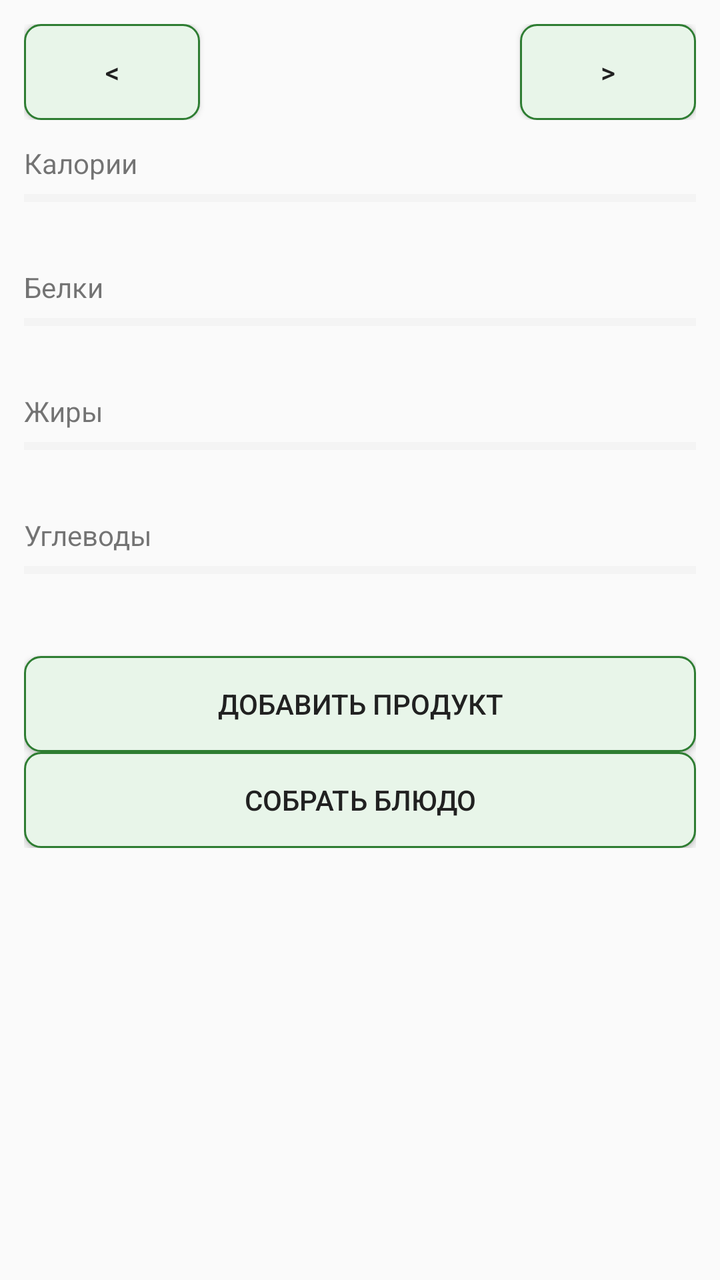
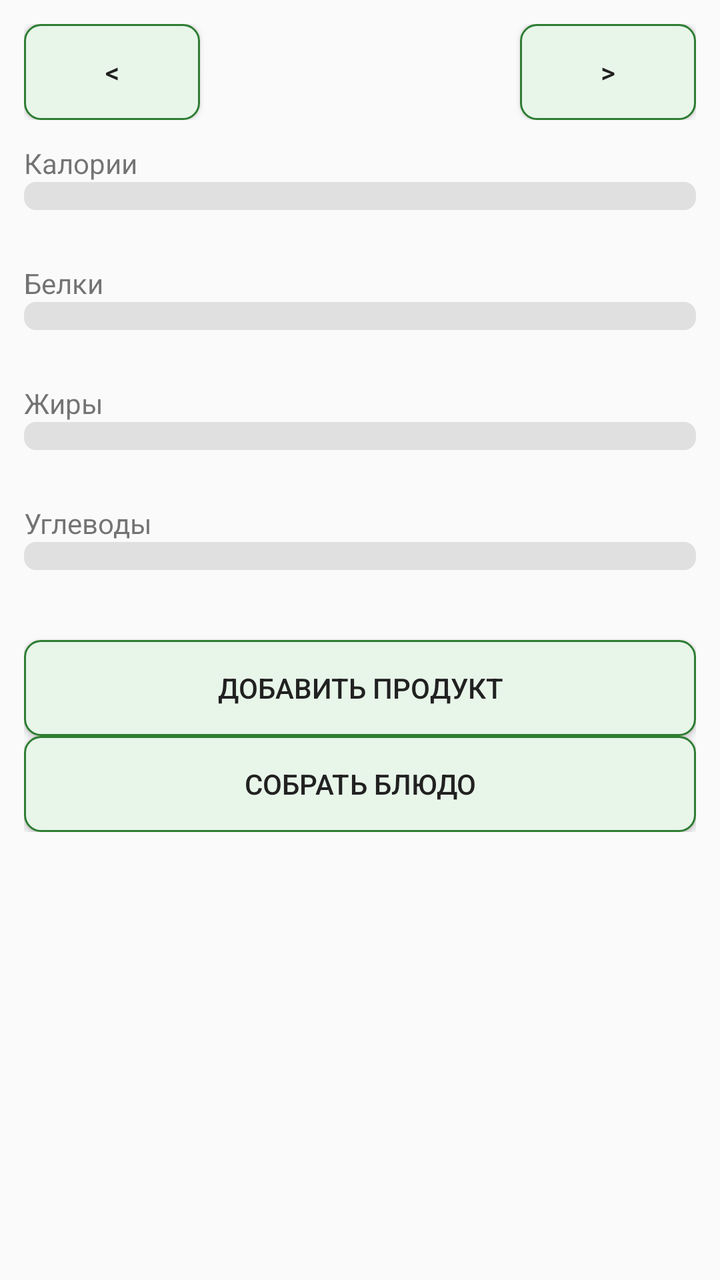

Screens rendered from an Android XML layout before and after an edit, with the pre-edit source and the edit as a unified diff.
<!-- AndroidManifest.xml: application theme AppTheme.Light -->
<!-- res/layout/fragment_day.xml -->
<?xml version="1.0" encoding="utf-8"?>
<ScrollView xmlns:android="http://schemas.android.com/apk/res/android"
    android:layout_width="match_parent"
    android:layout_height="match_parent">

    <LinearLayout
        android:layout_width="match_parent"
        android:layout_height="wrap_content"
        android:orientation="vertical"
        android:padding="12dp">

        <LinearLayout
            android:layout_width="match_parent"
            android:layout_height="wrap_content"
            android:orientation="horizontal"
            android:gravity="center_vertical">

            <Button style="@style/AppButton"
                android:id="@+id/prevWeek"
                android:layout_width="wrap_content"
                android:layout_height="wrap_content"
                android:text="@string/prev_week" />

            <TextView
                android:id="@+id/monthLabel"
                android:layout_width="0dp"
                android:layout_weight="1"
                android:layout_height="wrap_content"
                android:gravity="center"
                android:textSize="18sp"
                android:textStyle="bold" />

            <Button style="@style/AppButton"
                android:id="@+id/nextWeek"
                android:layout_width="wrap_content"
                android:layout_height="wrap_content"
                android:text="@string/next_week" />
        </LinearLayout>

        <LinearLayout
            android:id="@+id/dayStrip"
            android:layout_width="match_parent"
            android:layout_height="wrap_content"
            android:orientation="horizontal" />

        <TextView
            android:id="@+id/kcalLabel"
            android:layout_width="match_parent"
            android:layout_height="wrap_content"
            android:layout_marginTop="12dp"
            android:text="@string/kcal" />

        <ProgressBar
            android:id="@+id/kcalBar" android:progressTint="?attr/progressKcal" android:progressBackgroundTint="?attr/progressTrack"
            style="?android:attr/progressBarStyleHorizontal"
            android:layout_width="match_parent"
            android:layout_height="wrap_content"
            android:max="100" />

        <TextView
            android:id="@+id/kcalValue"
            android:layout_width="match_parent"
            android:layout_height="wrap_content"
            android:gravity="end" />

        <TextView
            android:id="@+id/proteinLabel"
            android:layout_width="match_parent"
            android:layout_height="wrap_content"
            android:layout_marginTop="8dp"
            android:text="@string/protein" />

        <ProgressBar
            android:id="@+id/proteinBar" android:progressTint="?attr/progressProtein" android:progressBackgroundTint="?attr/progressTrack"
            style="?android:attr/progressBarStyleHorizontal"
            android:layout_width="match_parent"
            android:layout_height="wrap_content"
            android:max="100" />

        <TextView
            android:id="@+id/proteinValue"
            android:layout_width="match_parent"
            android:layout_height="wrap_content"
            android:gravity="end" />

        <TextView
            android:id="@+id/fatLabel"
            android:layout_width="match_parent"
            android:layout_height="wrap_content"
            android:layout_marginTop="8dp"
            android:text="@string/fat" />

        <ProgressBar
            android:id="@+id/fatBar" android:progressTint="?attr/progressFat" android:progressBackgroundTint="?attr/progressTrack"
            style="?android:attr/progressBarStyleHorizontal"
            android:layout_width="match_parent"
            android:layout_height="wrap_content"
            android:max="100" />

        <TextView
            android:id="@+id/fatValue"
            android:layout_width="match_parent"
            android:layout_height="wrap_content"
            android:gravity="end" />

        <TextView
            android:id="@+id/carbsLabel"
            android:layout_width="match_parent"
            android:layout_height="wrap_content"
            android:layout_marginTop="8dp"
            android:text="@string/carbs" />

        <ProgressBar
            android:id="@+id/carbsBar" android:progressTint="?attr/progressCarbs" android:progressBackgroundTint="?attr/progressTrack"
            style="?android:attr/progressBarStyleHorizontal"
            android:layout_width="match_parent"
            android:layout_height="wrap_content"
            android:max="100" />

        <TextView
            android:id="@+id/carbsValue"
            android:layout_width="match_parent"
            android:layout_height="wrap_content"
            android:gravity="end" />

        <Button style="@style/AppButton"
            android:id="@+id/addEntryButton"
            android:layout_width="match_parent"
            android:layout_height="wrap_content"
            android:layout_marginTop="16dp"
            android:text="@string/add_product" />

        <Button style="@style/AppButton"
            android:id="@+id/addDishButton"
            android:layout_width="match_parent"
            android:layout_height="wrap_content"
            android:text="@string/build_dish" />

        <LinearLayout
            android:id="@+id/entryList"
            android:layout_width="match_parent"
            android:layout_height="wrap_content"
            android:orientation="vertical" />

    </LinearLayout>

</ScrollView>
<!-- resources referenced by this layout -->
<resources>
  <string name="add_product">Добавить продукт</string>
  <string name="build_dish">Собрать блюдо</string>
  <string name="carbs">Углеводы</string>
  <string name="fat">Жиры</string>
  <string name="kcal">Калории</string>
  <string name="next_week">&gt;</string>
  <string name="prev_week">&lt;</string>
  <string name="protein">Белки</string>
  <style name="AppButton" parent="@android:style/Widget.Material.Button">
          <item name="android:background">?attr/buttonBg</item>
          <item name="android:textColor">?android:attr/textColorPrimary</item>
          <item name="android:minHeight">48dp</item>
          <item name="android:textSize">14sp</item>
          <item name="android:paddingStart">12dp</item>
          <item name="android:paddingEnd">12dp</item>
      </style>
  <style name="AppTheme.Light" parent="@android:style/Theme.Material.Light">
          <item name="android:windowBackground">@color/light_bg</item>
          <item name="android:textColorPrimary">@color/light_text</item>
          <item name="android:textColorSecondary">@color/light_secondary</item>
          <item name="android:colorAccent">@color/accent_light</item>
          <item name="buttonBg">@drawable/rounded_button_light</item>
          <item name="progressTrack">@color/track_light</item>
          <item name="progressKcal">@color/kcal_color</item>
          <item name="progressProtein">@color/protein_color</item>
          <item name="progressFat">@color/fat_color</item>
          <item name="progressCarbs">@color/carbs_color</item>
      </style>
  <color name="light_bg">#FAFAFA</color>
  <color name="light_text">#212121</color>
  <color name="light_secondary">#616161</color>
  <color name="accent_light">#2E7D32</color>
  <!-- drawable rounded_button_light (drawable) -->
  <?xml version="1.0" encoding="utf-8"?>
  <shape xmlns:android="http://schemas.android.com/apk/res/android"
      android:shape="rectangle">
      <solid android:color="#E8F5E9" />
      <stroke android:width="1dp" android:color="#2E7D32" />
      <corners android:radius="8dp" />
      <padding android:left="12dp" android:top="6dp" android:right="12dp" android:bottom="6dp" />
  </shape>
  <color name="track_light">#E0E0E0</color>
  <color name="kcal_color">#EF6C00</color>
  <color name="protein_color">#1976D2</color>
  <color name="fat_color">#C2185B</color>
  <color name="carbs_color">#7B1FA2</color>
</resources>

<!-- the commit's change to res/layout/fragment_day.xml (unified diff, before → after) -->
@@ -52,7 +52,7 @@
 
         <ProgressBar
             android:id="@+id/kcalBar" android:progressTint="?attr/progressKcal" android:progressBackgroundTint="?attr/progressTrack"
-            style="?android:attr/progressBarStyleHorizontal"
+            style="?android:attr/progressBarStyleHorizontal" android:minHeight="14dp" android:progressDrawable="@drawable/progress_rounded"
             android:layout_width="match_parent"
             android:layout_height="wrap_content"
             android:max="100" />
@@ -72,7 +72,7 @@
 
         <ProgressBar
             android:id="@+id/proteinBar" android:progressTint="?attr/progressProtein" android:progressBackgroundTint="?attr/progressTrack"
-            style="?android:attr/progressBarStyleHorizontal"
+            style="?android:attr/progressBarStyleHorizontal" android:minHeight="14dp" android:progressDrawable="@drawable/progress_rounded"
             android:layout_width="match_parent"
             android:layout_height="wrap_content"
             android:max="100" />
@@ -92,7 +92,7 @@
 
         <ProgressBar
             android:id="@+id/fatBar" android:progressTint="?attr/progressFat" android:progressBackgroundTint="?attr/progressTrack"
-            style="?android:attr/progressBarStyleHorizontal"
+            style="?android:attr/progressBarStyleHorizontal" android:minHeight="14dp" android:progressDrawable="@drawable/progress_rounded"
             android:layout_width="match_parent"
             android:layout_height="wrap_content"
             android:max="100" />
@@ -112,7 +112,7 @@
 
         <ProgressBar
             android:id="@+id/carbsBar" android:progressTint="?attr/progressCarbs" android:progressBackgroundTint="?attr/progressTrack"
-            style="?android:attr/progressBarStyleHorizontal"
+            style="?android:attr/progressBarStyleHorizontal" android:minHeight="14dp" android:progressDrawable="@drawable/progress_rounded"
             android:layout_width="match_parent"
             android:layout_height="wrap_content"
             android:max="100" />
<!-- resource entries referenced after the edit -->
@@ -1,5 +1,23 @@
 <!-- resources referenced by this layout -->
 <resources>
+  <!-- drawable progress_rounded (drawable) -->
+  <?xml version="1.0" encoding="utf-8"?>
+  <layer-list xmlns:android="http://schemas.android.com/apk/res/android">
+      <item android:id="@android:id/background">
+          <shape android:shape="rectangle">
+              <solid android:color="#FFFFFF" />
+              <corners android:radius="6dp" />
+          </shape>
+      </item>
+      <item android:id="@android:id/progress">
+          <clip android:clipOrientation="horizontal" android:gravity="left">
+              <shape android:shape="rectangle">
+                  <solid android:color="#FFFFFF" />
+                  <corners android:radius="6dp" />
+              </shape>
+          </clip>
+      </item>
+  </layer-list>
   <string name="add_product">Добавить продукт</string>
   <string name="build_dish">Собрать блюдо</string>
   <string name="carbs">Углеводы</string>
@@ -21,7 +39,7 @@
           <item name="android:textColorPrimary">@color/light_text</item>
           <item name="android:textColorSecondary">@color/light_secondary</item>
           <item name="android:colorAccent">@color/accent_light</item>
-          <item name="buttonBg">@drawable/rounded_button_light</item>
+          <item name="buttonBg">@drawable/button_selector_light</item>
           <item name="progressTrack">@color/track_light</item>
           <item name="progressKcal">@color/kcal_color</item>
           <item name="progressProtein">@color/protein_color</item>
@@ -32,15 +50,24 @@
   <color name="light_text">#212121</color>
   <color name="light_secondary">#616161</color>
   <color name="accent_light">#2E7D32</color>
-  <!-- drawable rounded_button_light (drawable) -->
+  <!-- drawable button_selector_light (drawable) -->
   <?xml version="1.0" encoding="utf-8"?>
-  <shape xmlns:android="http://schemas.android.com/apk/res/android"
-      android:shape="rectangle">
-      <solid android:color="#E8F5E9" />
-      <stroke android:width="1dp" android:color="#2E7D32" />
-      <corners android:radius="8dp" />
-      <padding android:left="12dp" android:top="6dp" android:right="12dp" android:bottom="6dp" />
-  </shape>
+  <selector xmlns:android="http://schemas.android.com/apk/res/android">
+      <item android:state_pressed="true">
+          <shape android:shape="rectangle">
+              <solid android:color="#C8E6C9" />
+              <stroke android:width="1dp" android:color="#2E7D32" />
+              <corners android:radius="8dp" />
+          </shape>
+      </item>
+      <item>
+          <shape android:shape="rectangle">
+              <solid android:color="#E8F5E9" />
+              <stroke android:width="1dp" android:color="#2E7D32" />
+              <corners android:radius="8dp" />
+          </shape>
+      </item>
+  </selector>
   <color name="track_light">#E0E0E0</color>
   <color name="kcal_color">#EF6C00</color>
   <color name="protein_color">#1976D2</color>
